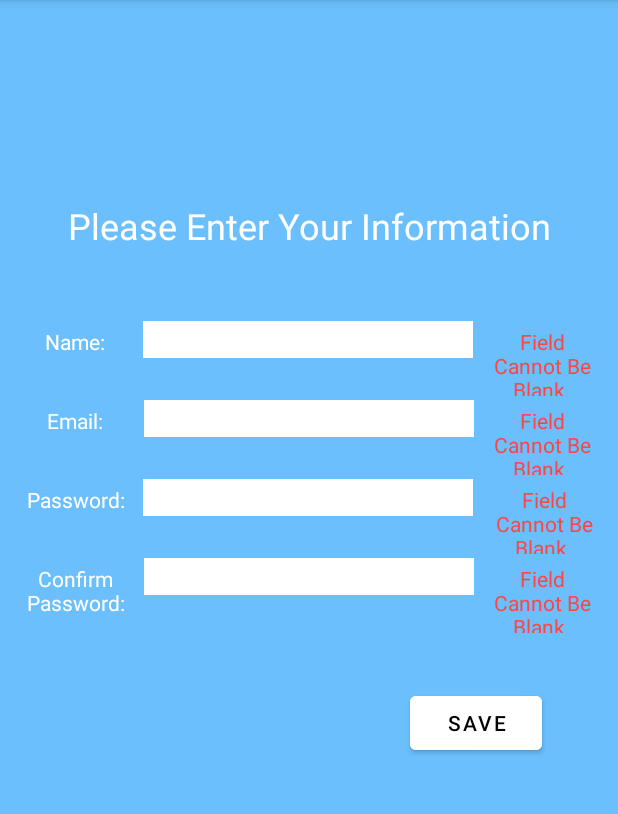
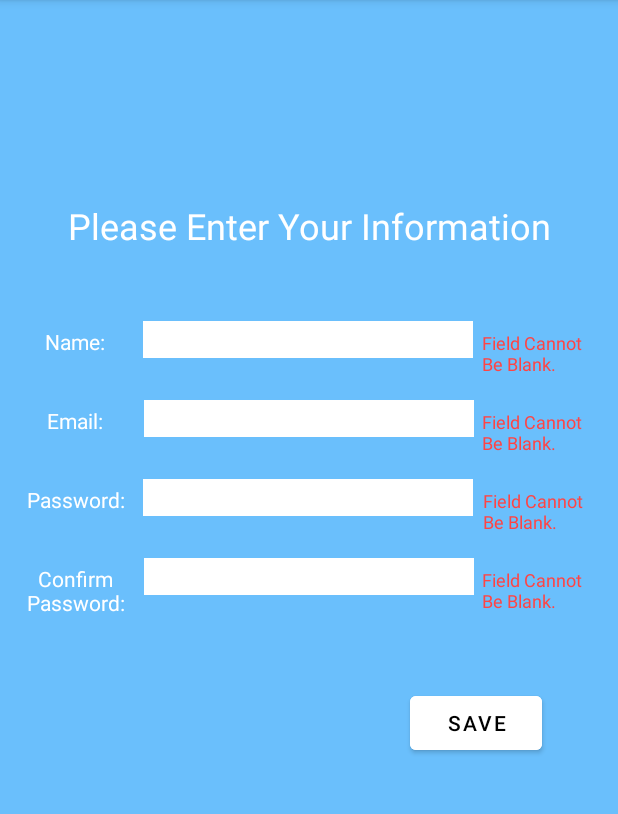
Before and after one commit to AWTemple/CIS3515_SignUpForm, an Android app: the screen it shows after launch (FormActivity), after a tap on "SAVE", on a phone screen of 412 x 824 dp, the part 84-898 px from its top. Run offline under Robolectric (Android 15) with nearby library versions, the phone set to English and light mode, and no system bars.

Commit message:
Final Version: Minor Formatting Fixes. Closes Keyboard on Success.

```diff
--- a/app/src/main/java/edu/temple/signupform/FormActivity.java
+++ b/app/src/main/java/edu/temple/signupform/FormActivity.java
@@ -3,9 +3,11 @@ package edu.temple.signupform;
 import androidx.appcompat.app.AppCompatActivity;
 import java.lang.String;
 
+import android.app.Activity;
 import android.content.Context;
 import android.os.Bundle;
 import android.view.View;
+import android.view.inputmethod.InputMethodManager;
 import android.widget.EditText;
 import android.widget.TextView;
 import android.widget.Toast;
@@ -104,7 +106,7 @@ public class FormActivity extends AppCompatActivity {
         {
             String output = "Welcome, ";
             output += name;
-            output += "to the SignUpForm App.";
+            output += ", to the SignUpForm App.";
 
             //This code is more or less directly taken from the Android Developer Guide
             //https://developer.android.com/guide/topics/ui/notifiers/toasts
@@ -112,6 +114,17 @@ public class FormActivity extends AppCompatActivity {
             CharSequence text = output;
             int duration = Toast.LENGTH_LONG;
 
+            //Hide the keyboard
+            //This was copied from a stackOverflow answer:
+            //https://stackoverflow.com/questions/1109022/how-do-you-close-hide-the-android-soft-keyboard-using-java
+            //User: Reto Meier
+            View v = this.getCurrentFocus();
+            if (v != null)
+            {
+                InputMethodManager imm = (InputMethodManager)getSystemService(Context.INPUT_METHOD_SERVICE);
+                imm.hideSoftInputFromWindow(view.getWindowToken(), 0);
+            }
+
             Toast toast = Toast.makeText(context, text, duration);
             toast.show();
         }
--- a/app/src/main/res/layout/activity_main.xml
+++ b/app/src/main/res/layout/activity_main.xml
@@ -107,10 +107,11 @@
 
         <TextView
             android:id="@+id/nameError"
-            android:layout_width="74dp"
+            android:layout_width="80dp"
             android:layout_height="46dp"
-            android:textAlignment="center"
+            android:textAlignment="textStart"
             android:textColor="@android:color/holo_red_light"
+            android:textSize="12sp"
             app:layout_constraintBaseline_toBaselineOf="@+id/nameInput"
             app:layout_constraintEnd_toEndOf="parent"
             app:layout_constraintHorizontal_bias="0.555"
@@ -118,31 +119,34 @@
 
         <TextView
             android:id="@+id/emailError"
-            android:layout_width="74dp"
+            android:layout_width="80dp"
             android:layout_height="46dp"
-            android:textAlignment="center"
+            android:textAlignment="textStart"
             android:textColor="@android:color/holo_red_light"
+            android:textSize="12sp"
             app:layout_constraintBaseline_toBaselineOf="@+id/emailInput"
             app:layout_constraintEnd_toEndOf="parent"
             app:layout_constraintStart_toEndOf="@+id/emailInput" />
 
         <TextView
             android:id="@+id/passwordError"
-            android:layout_width="74dp"
+            android:layout_width="80dp"
             android:layout_height="46dp"
-            android:textAlignment="center"
+            android:textAlignment="textStart"
             android:textColor="@android:color/holo_red_light"
+            android:textSize="12sp"
             app:layout_constraintBaseline_toBaselineOf="@+id/passwordInput"
             app:layout_constraintEnd_toEndOf="parent"
-            app:layout_constraintHorizontal_bias="0.611"
+            app:layout_constraintHorizontal_bias="0.583"
             app:layout_constraintStart_toEndOf="@+id/passwordInput" />
 
         <TextView
             android:id="@+id/confirmError"
-            android:layout_width="74dp"
+            android:layout_width="80dp"
             android:layout_height="46dp"
-            android:textAlignment="center"
+            android:textAlignment="viewStart"
             android:textColor="@android:color/holo_red_light"
+            android:textSize="12sp"
             app:layout_constraintBaseline_toBaselineOf="@+id/passwordConfirm"
             app:layout_constraintEnd_toEndOf="parent"
             app:layout_constraintStart_toEndOf="@+id/passwordConfirm" />
```
